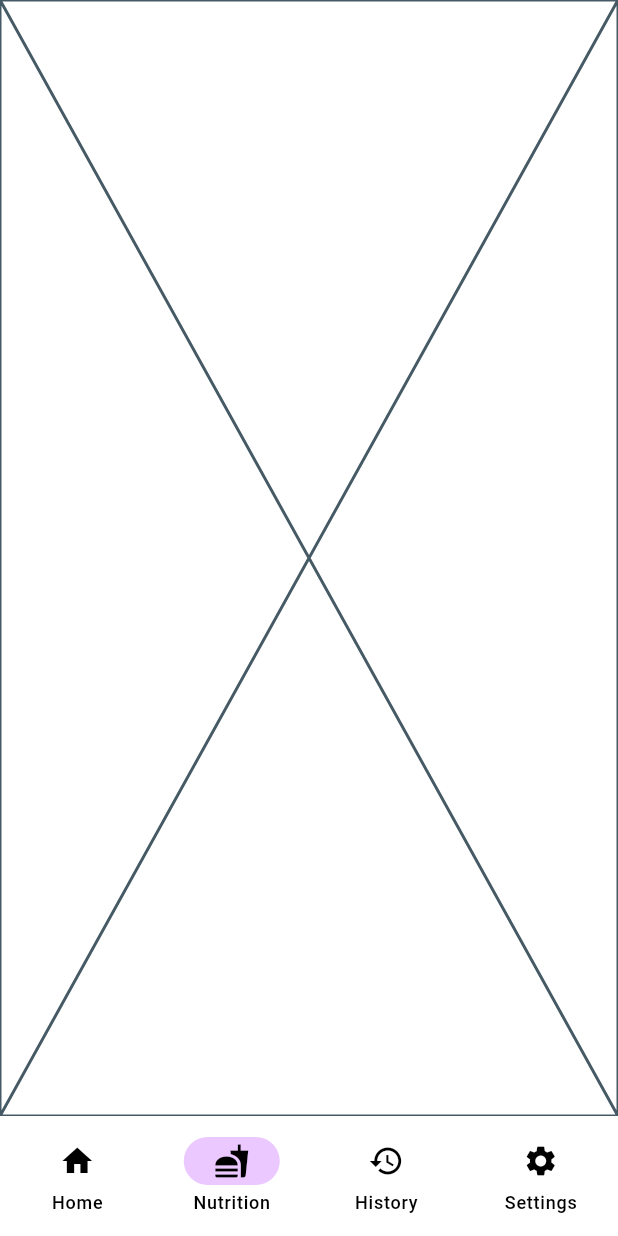
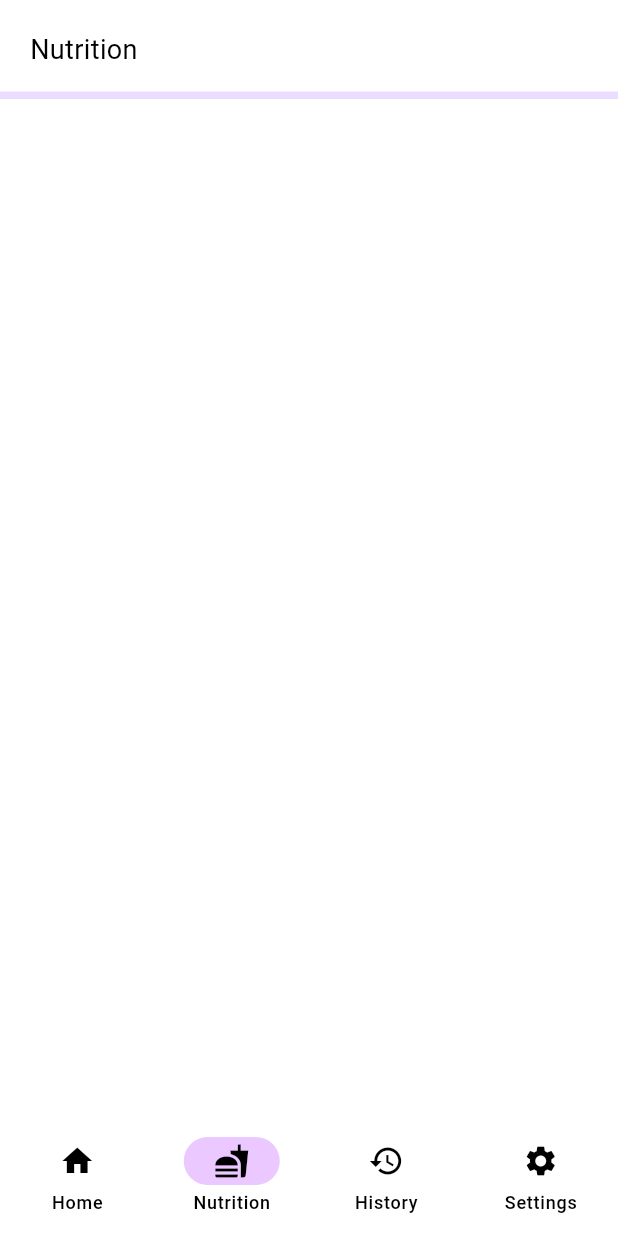
Before and after one commit to smstone0/Caloric, a Flutter app: the screen it shows after launch, item 2 of the bottom bar chosen, on a phone screen of 412 x 824 dp. Run offline on Flutter 3.47's test engine with Material 2 defaults, Android fonts, the phone set to English and light mode, and no system bars; our stand-ins replace sqflite; accounts and stored records are empty.

Commit message:
Add nutrition page

```diff
--- a/lib/databases/nutrition_database.dart
+++ b/lib/databases/nutrition_database.dart
@@ -7,17 +7,17 @@ enum NutType { food, drink }
 class Nutrition {
   final int id;
   String name;
-  double calories;
+  int calories;
   NutType type;
-  String measurement;
-  DateTime creationDate;
+  String unitOfQuantity;
+  String creationDate;
 
   Nutrition(
       {required this.id,
       required this.name,
       required this.calories,
       required this.type,
-      required this.measurement,
+      required this.unitOfQuantity,
       required this.creationDate});
 
   Map<String, dynamic> toMap() {
@@ -26,7 +26,7 @@ class Nutrition {
       'name': name,
       'calories': calories,
       'type': type.index,
-      'measurement': measurement,
+      'unitOfQuantity': unitOfQuantity,
       'creationDate': creationDate,
     };
   }
@@ -38,7 +38,7 @@ class NutritionDatabase {
       join(await getDatabasesPath(), 'nutrition_database.db'),
       onCreate: (db, version) async {
         await db.execute(
-          'CREATE TABLE nutrition(id INTEGER PRIMARY KEY, name STRING, calories INT, type INT, measurement STRING, creationDate DATETIME)',
+          'CREATE TABLE nutrition(id INTEGER PRIMARY KEY, name STRING, calories INT, type INT, unitOfQuantity STRING, creationDate STRING)',
         );
       },
       version: 1,
@@ -63,7 +63,7 @@ class NutritionDatabase {
         name: maps[i]['name'],
         calories: maps[i]['calories'],
         type: NutType.values[maps[i]['type']],
-        measurement: maps[i]['measurement'],
+        unitOfQuantity: maps[i]['unitOfQuantity'],
         creationDate: maps[i]['creationDate'],
       );
     });
--- a/lib/main.dart
+++ b/lib/main.dart
@@ -1,3 +1,4 @@
+import 'package:caloric/pages/nutrition_page.dart';
 import 'package:flutter/material.dart';
 import 'databases/settings_database.dart';
 import 'pages/today_page.dart';
@@ -98,7 +99,7 @@ class _MyHomePageState extends State<MyHomePage> {
         );
         break;
       case 1:
-        page = Placeholder();
+        page = const NutritionPage();
         break;
       case 2:
         page = Placeholder();
--- /dev/null
+++ b/lib/pages/nutrition_page.dart
@@ -0,0 +1,33 @@
+import 'package:flutter/material.dart';
+import 'package:caloric/widgets/heading.dart';
+import 'package:flutter/services.dart';
+import 'package:caloric/databases/nutrition_database.dart';
+
+class NutritionPage extends StatelessWidget {
+  const NutritionPage({super.key});
+
+  @override
+  Widget build(BuildContext context) {
+    SystemChrome.setSystemUIOverlayStyle(SystemUiOverlayStyle(
+        statusBarColor: Theme.of(context).colorScheme.background));
+    return FutureBuilder<List<Nutrition>>(
+        future: NutritionDatabase().getNutrition(),
+        builder: (context, snapshot) {
+          if (snapshot.connectionState == ConnectionState.waiting) {
+            return Center(
+              child: CircularProgressIndicator(
+                  color: Theme.of(context).primaryColor),
+            );
+          } else if (snapshot.hasError) {
+            return Text('Error: ${snapshot.error}');
+          } else {
+            List<Nutrition> nutrition = snapshot.data!;
+            return ListView(
+              children: const [
+                Heading(text: "Nutrition"),
+              ],
+            );
+          }
+        });
+  }
+}
--- a/lib/pages/today_page.dart
+++ b/lib/pages/today_page.dart
@@ -17,7 +17,7 @@ class TodayPage extends StatelessWidget {
         SystemUiOverlayStyle(statusBarColor: Theme.of(context).primaryColor));
     String timeOfDay;
     String month;
-    DateTime time = DateTime.parse(DateTime.now().toString());
+    DateTime time = DateTime.now();
     Color textColour = Theme.of(context).primaryColor.computeLuminance() >= 0.5
         ? Colors.black
         : Colors.white;
```
